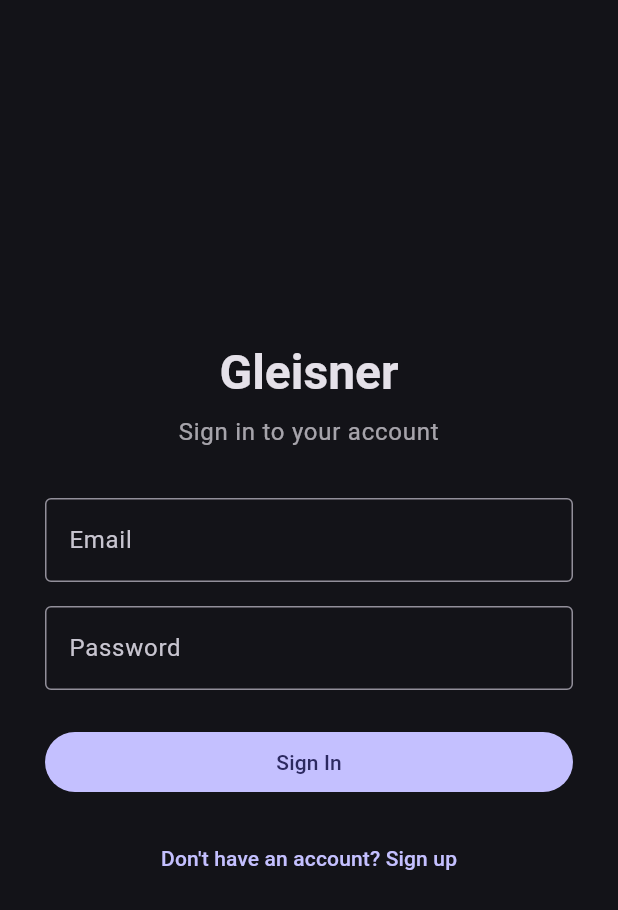
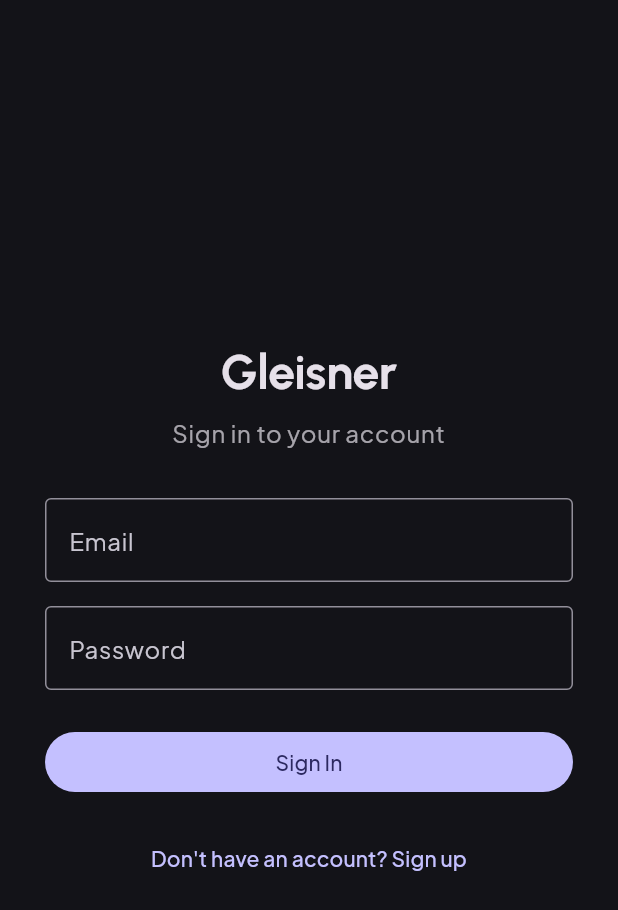
Before and after one commit to circularuins/gleisner, a Flutter app: the screen it shows after launch, on a phone screen of 412 x 824 dp. Shown: the top 910 px of the screen. Run offline on Flutter 3.47's test engine with Material 3 defaults, Android fonts, the phone set to English and light mode, and no system bars; our stand-ins replace flutter_riverpod, flutter_secure_storage, go_router, google_fonts, graphql_flutter.

Commit message:
Add custom fonts: Urbanist (headings) + Plus Jakarta Sans (body)
Replace default Roboto with distinctive font pairing:
- Urbanist: geometric, rounded display font for titles/headings
- Plus Jakarta Sans: warm, readable body font with personality

Applied via google_fonts package. Theme textTheme uses Plus Jakarta
Sans as base with Urbanist overrides for display/headline/title
levels. Token text styles (textTitle, textBody, etc.) explicitly
reference the fonts for consistency in hardcoded TextStyles.

Co-Authored-By: Claude Opus 4.6 (1M context) <noreply@anthropic.com>

```diff
--- a/frontend/lib/app.dart
+++ b/frontend/lib/app.dart
@@ -1,5 +1,6 @@
 import 'package:flutter/material.dart';
 import 'package:flutter_riverpod/flutter_riverpod.dart';
+import 'package:google_fonts/google_fonts.dart';
 import 'package:graphql_flutter/graphql_flutter.dart';
 
 import 'graphql/client.dart';
@@ -14,6 +15,14 @@ class GleisnerApp extends ConsumerWidget {
     final router = ref.watch(routerProvider);
     final clientNotifier = ref.watch(graphqlClientNotifierProvider);
 
+    // Urbanist for display/headings, Plus Jakarta Sans for body
+    final textTheme = GoogleFonts.plusJakartaSansTextTheme(
+      ThemeData.dark().textTheme,
+    );
+    final displayTextTheme = GoogleFonts.urbanistTextTheme(
+      ThemeData.dark().textTheme,
+    );
+
     return GraphQLProvider(
       client: clientNotifier,
       child: MaterialApp.router(
@@ -26,6 +35,15 @@ class GleisnerApp extends ConsumerWidget {
             brightness: Brightness.dark,
           ),
           useMaterial3: true,
+          textTheme: textTheme.copyWith(
+            displayLarge: displayTextTheme.displayLarge,
+            displayMedium: displayTextTheme.displayMedium,
+            displaySmall: displayTextTheme.displaySmall,
+            headlineLarge: displayTextTheme.headlineLarge,
+            headlineMedium: displayTextTheme.headlineMedium,
+            headlineSmall: displayTextTheme.headlineSmall,
+            titleLarge: displayTextTheme.titleLarge,
+          ),
         ),
         routerConfig: router,
       ),
--- a/frontend/pubspec.yaml
+++ b/frontend/pubspec.yaml
@@ -36,6 +36,7 @@ dependencies:
   graphql_flutter: ^5.2.0-beta.7
   go_router: ^14.8.1
   flutter_secure_storage: ^9.2.4
+  google_fonts: ^6.2.1
 
 dev_dependencies:
   flutter_test:
```
Also changed, not shown: frontend/lib/theme/gleisner_tokens.dart (+12 -6 lines), frontend/pubspec.lock.
